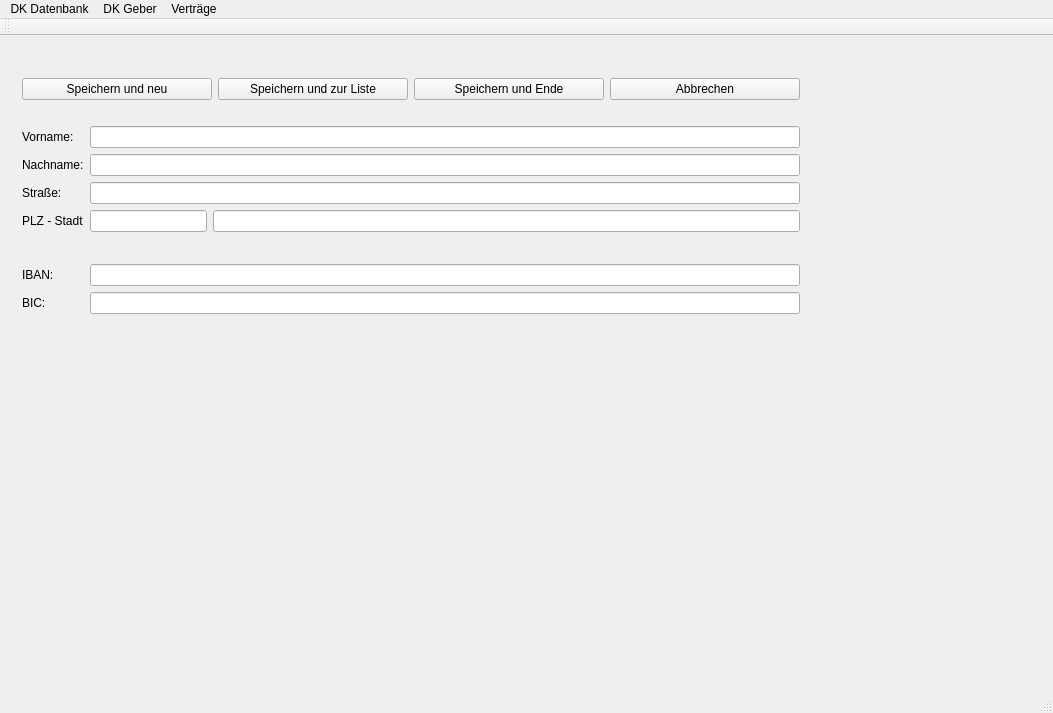
This is mainwindow.ui in Schachigel/DKV2 as Qt 5 draws it before an edit. The edited form follows.
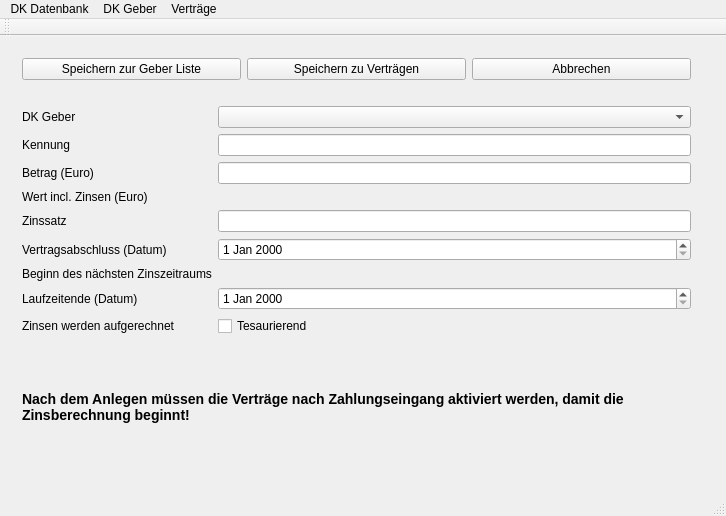
This is the edited form. The open tabs and pages were chosen to show the change.

Commit message: dialogseite  neuer Vertrag

What changed in the file:
```diff
--- a/mainwindow.ui
+++ b/mainwindow.ui
@@ -6,22 +6,15 @@
    <rect>
     <x>0</x>
     <y>0</y>
-    <width>1053</width>
-    <height>713</height>
+    <width>726</width>
+    <height>516</height>
    </rect>
   </property>
   <property name="windowTitle">
    <string>-  DKV2 -</string>
   </property>
   <widget class="QWidget" name="centralWidget">
-   <layout class="QVBoxLayout" name="verticalLayout_3">
-    <item>
-     <widget class="QLabel" name="statusLabel">
-      <property name="text">
-       <string/>
-      </property>
-     </widget>
-    </item>
+   <layout class="QHBoxLayout" name="horizontalLayout_5">
     <item>
      <widget class="QStackedWidget" name="stackedWidget">
       <property name="currentIndex">
@@ -218,6 +211,186 @@
         </item>
        </layout>
       </widget>
+      <widget class="QWidget" name="NeuerVertrag">
+       <property name="maximumSize">
+        <size>
+         <width>800</width>
+         <height>16777215</height>
+        </size>
+       </property>
+       <layout class="QVBoxLayout" name="vlNeuerVertrag">
+        <item>
+         <layout class="QHBoxLayout" name="hlNeuerVertragButtons">
+          <item>
+           <widget class="QPushButton" name="saveToDKGeberList">
+            <property name="toolTip">
+             <string>Speichert den Vertrag und kehrt zur Liste der DK Geber zurück</string>
+            </property>
+            <property name="text">
+             <string>Speichern zur Geber Liste</string>
+            </property>
+           </widget>
+          </item>
+          <item>
+           <widget class="QPushButton" name="pushButton">
+            <property name="toolTip">
+             <string>Speichert den Vertrag und geht zur Liste der Verträge</string>
+            </property>
+            <property name="text">
+             <string>Speichern zu Verträgen</string>
+            </property>
+           </widget>
+          </item>
+          <item>
+           <widget class="QPushButton" name="cancelCreateContract">
+            <property name="toolTip">
+             <string>Abbrechen und zurück</string>
+            </property>
+            <property name="text">
+             <string>Abbrechen</string>
+            </property>
+           </widget>
+          </item>
+         </layout>
+        </item>
+        <item>
+         <spacer name="horizontalSpacer_3">
+          <property name="orientation">
+           <enum>Qt::Horizontal</enum>
+          </property>
+          <property name="sizeHint" stdset="0">
+           <size>
+            <width>40</width>
+            <height>20</height>
+           </size>
+          </property>
+         </spacer>
+        </item>
+        <item>
+         <layout class="QFormLayout" name="formLayout_2">
+          <item row="0" column="0">
+           <widget class="QLabel" name="label_2">
+            <property name="text">
+             <string>DK Geber</string>
+            </property>
+           </widget>
+          </item>
+          <item row="0" column="1">
+           <widget class="QComboBox" name="comboBox"/>
+          </item>
+          <item row="1" column="0">
+           <widget class="QLabel" name="label_3">
+            <property name="text">
+             <string>Kennung</string>
+            </property>
+           </widget>
+          </item>
+          <item row="1" column="1">
+           <widget class="QLineEdit" name="leKennung"/>
+          </item>
+          <item row="2" column="0">
+           <widget class="QLabel" name="label_4">
+            <property name="text">
+             <string>Betrag (Euro)</string>
+            </property>
+           </widget>
+          </item>
+          <item row="2" column="1">
+           <widget class="QLineEdit" name="leBetrag"/>
+          </item>
+          <item row="3" column="0">
+           <widget class="QLabel" name="label_9">
+            <property name="text">
+             <string>Wert incl. Zinsen (Euro)</string>
+            </property>
+           </widget>
+          </item>
+          <item row="3" column="1">
+           <widget class="QLabel" name="lblWert">
+            <property name="text">
+             <string/>
+            </property>
+           </widget>
+          </item>
+          <item row="4" column="0">
+           <widget class="QLabel" name="label_5">
+            <property name="text">
+             <string>Zinssatz</string>
+            </property>
+           </widget>
+          </item>
+          <item row="4" column="1">
+           <widget class="QLineEdit" name="leZins"/>
+          </item>
+          <item row="5" column="0">
+           <widget class="QLabel" name="label_6">
+            <property name="text">
+             <string>Vertragsabschluss (Datum)</string>
+            </property>
+           </widget>
+          </item>
+          <item row="5" column="1">
+           <widget class="QDateEdit" name="deVertragsabschluss"/>
+          </item>
+          <item row="6" column="0">
+           <widget class="QLabel" name="label_10">
+            <property name="text">
+             <string>Beginn des nächsten Zinszeitraums</string>
+            </property>
+           </widget>
+          </item>
+          <item row="6" column="1">
+           <widget class="QLabel" name="lblBeginZinsphase">
+            <property name="text">
+             <string/>
+            </property>
+           </widget>
+          </item>
+          <item row="7" column="0">
+           <widget class="QLabel" name="label_7">
+            <property name="text">
+             <string>Laufzeitende (Datum)</string>
+            </property>
+           </widget>
+          </item>
+          <item row="7" column="1">
+           <widget class="QDateEdit" name="deLaufzeitEnde"/>
+          </item>
+          <item row="8" column="0">
+           <widget class="QLabel" name="label_8">
+            <property name="text">
+             <string>Zinsen werden aufgerechnet</string>
+            </property>
+           </widget>
+          </item>
+          <item row="8" column="1">
+           <widget class="QCheckBox" name="chkbTesaurierend">
+            <property name="text">
+             <string>Tesaurierend</string>
+            </property>
+           </widget>
+          </item>
+         </layout>
+        </item>
+        <item>
+         <widget class="QLabel" name="lblHinweis">
+          <property name="text">
+           <string>&lt;H3&gt; Nach dem Anlegen müssen die Verträge nach Zahlungseingang aktiviert werden, damit die Zinsberechnung beginnt!</string>
+          </property>
+          <property name="wordWrap">
+           <bool>true</bool>
+          </property>
+         </widget>
+        </item>
+       </layout>
+      </widget>
+     </widget>
+    </item>
+    <item>
+     <widget class="QLabel" name="statusLabel">
+      <property name="text">
+       <string/>
+      </property>
      </widget>
     </item>
    </layout>
@@ -227,7 +400,7 @@
     <rect>
      <x>0</x>
      <y>0</y>
-     <width>1053</width>
+     <width>726</width>
      <height>26</height>
     </rect>
    </property>
```
Left out of the diff: 5 changed lines with no effect on the pictures. The commit also changes 4 other files.
